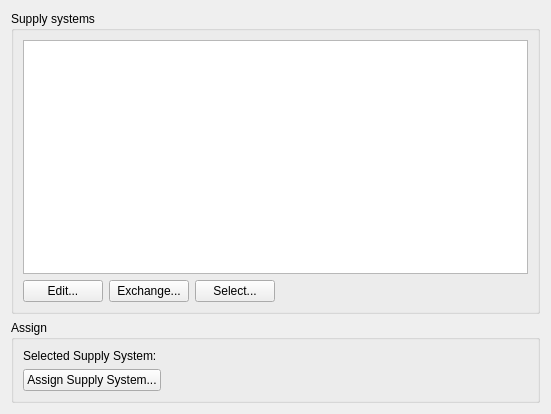
ghorwin/SIM-VICUS, file SIM-VICUS/src/SVPropSupplySystemsWidget.ui: the form before one commit.
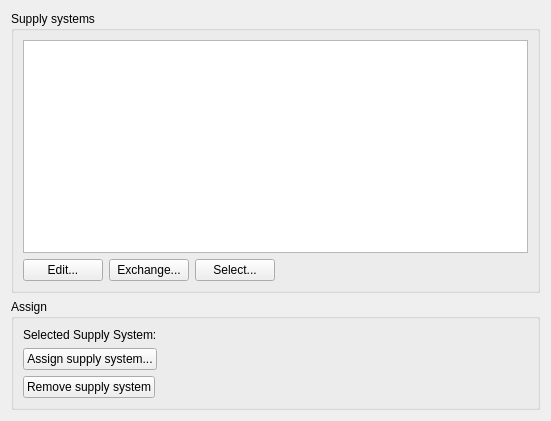
The form after the commit.

Commit message: Enabled view of all surface heatings in supply system property. Fixed dbSupplySystemEdit dialog.

```diff
--- a/SIM-VICUS/src/SVPropSupplySystemsWidget.ui
+++ b/SIM-VICUS/src/SVPropSupplySystemsWidget.ui
@@ -7,7 +7,7 @@
     <x>0</x>
     <y>0</y>
     <width>551</width>
-    <height>414</height>
+    <height>421</height>
    </rect>
   </property>
   <property name="windowTitle">
@@ -98,16 +98,16 @@
         </property>
        </widget>
       </item>
-      <item row="1" column="0" colspan="2">
-       <layout class="QHBoxLayout" name="horizontalLayout">
-        <item>
+      <item row="1" column="0">
+       <layout class="QFormLayout" name="formLayout">
+        <item row="0" column="0">
          <widget class="QPushButton" name="pushButtonAssignSupplySystem">
           <property name="text">
-           <string>Assign Supply System...</string>
+           <string>Assign supply system...</string>
           </property>
          </widget>
         </item>
-        <item>
+        <item row="0" column="1">
          <spacer name="horizontalSpacer">
           <property name="orientation">
            <enum>Qt::Horizontal</enum>
@@ -120,6 +120,26 @@
           </property>
          </spacer>
         </item>
+        <item row="1" column="0">
+         <widget class="QPushButton" name="pushButtonRemoveSupplySystem">
+          <property name="text">
+           <string>Remove supply system</string>
+          </property>
+         </widget>
+        </item>
+        <item row="1" column="1">
+         <spacer name="horizontalSpacer_2">
+          <property name="orientation">
+           <enum>Qt::Horizontal</enum>
+          </property>
+          <property name="sizeHint" stdset="0">
+           <size>
+            <width>40</width>
+            <height>20</height>
+           </size>
+          </property>
+         </spacer>
+        </item>
        </layout>
       </item>
      </layout>
```
The commit also changes 4 other files.
